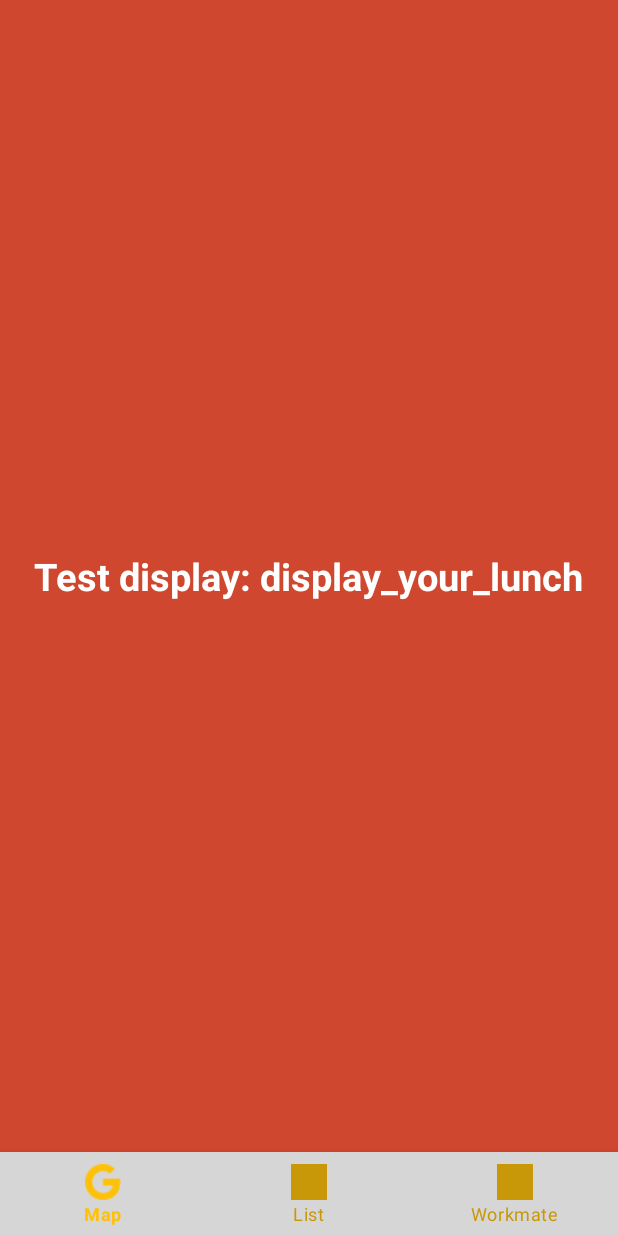
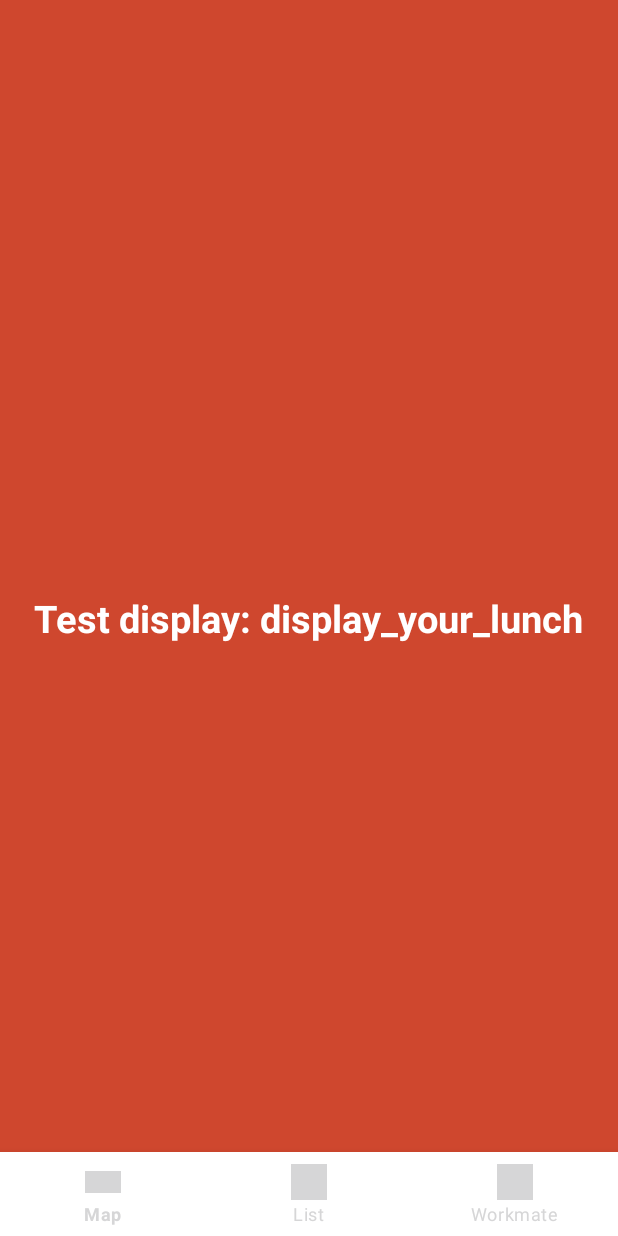
Before and after one commit to Calinnor/Go4LunchHome, an Android app: the screen it shows after launch once a user with an empty profile is signed in (MainActivity), in the side drawer, after a tap on "Settings", on a phone screen of 412 x 824 dp. Run offline under Robolectric (Android 15) with nearby library versions, the phone set to English and light mode, and no system bars; our stand-ins replace ButterKnife, Firebase (no records; nobody signed in at launch, a user with empty details on screens opened directly); libraries missing offline, so code that uses them is left out: com.firebase.ui.

Commit message:
Add BottomNavigation drawer

```diff
--- a/app/build.gradle
+++ b/app/build.gradle
@@ -34,6 +34,7 @@ dependencies {
     implementation 'com.google.android.material:material:1.2.1'
     implementation 'androidx.constraintlayout:constraintlayout:2.0.4'
     implementation 'androidx.legacy:legacy-support-v4:1.0.0'
+    implementation 'androidx.drawerlayout:drawerlayout:1.0.0'
     testImplementation 'junit:junit:4.+'
     androidTestImplementation 'androidx.test.ext:junit:1.1.2'
     androidTestImplementation 'androidx.test.espresso:espresso-core:3.3.0'
--- a/app/src/main/java/com/cirederf/go4lunch/Controllers/Activities/MainActivity.java
+++ b/app/src/main/java/com/cirederf/go4lunch/Controllers/Activities/MainActivity.java
@@ -7,10 +7,7 @@ import androidx.appcompat.app.AlertDialog;
 import androidx.core.view.GravityCompat;
 import androidx.drawerlayout.widget.DrawerLayout;
 
-import android.app.Activity;
 import android.content.DialogInterface;
-import android.content.SharedPreferences;
-import android.content.res.Configuration;
 import android.text.TextUtils;
 import android.view.MenuItem;
 import android.view.View;
@@ -27,15 +24,14 @@ import com.cirederf.go4lunch.Controllers.Fragments.YourLunchFragment;
 import com.cirederf.go4lunch.R;
 import com.firebase.ui.auth.AuthUI;
 import com.google.android.gms.tasks.OnSuccessListener;
+import com.google.android.material.bottomnavigation.BottomNavigationView;
 import com.google.android.material.navigation.NavigationView;
 import com.google.firebase.auth.FirebaseAuth;
 import com.google.firebase.auth.FirebaseUser;
 
-import java.util.Locale;
-
 import butterknife.BindView;
 
-public class MainActivity extends BaseActivity implements NavigationView.OnNavigationItemSelectedListener {
+public class MainActivity extends BaseActivity implements NavigationView.OnNavigationItemSelectedListener{
 
       @BindView(R.id.activity_main_toolbar)
       Toolbar toolbar;
@@ -51,6 +47,11 @@ public class MainActivity extends BaseActivity implements NavigationView.OnNavig
     private static final int FRAGMENT_YOUR_LUNCH = 2;
     private static final int SIGN_OUT_TASK = 10;
 
+    @BindView(R.id.bottom_navigation)
+    BottomNavigationView mBottomNavigationView;
+    @BindView(R.id.content_name)
+    TextView tvContenName;
+
     @Override
     public int getActivityLayout() {
         return R.layout.activity_main;
@@ -59,108 +60,28 @@ public class MainActivity extends BaseActivity implements NavigationView.OnNavig
     @Override
     protected void onResume() {
         super.onResume();
+        this.configureBottomNavigationView();
         this.configureToolbar();
         this.configureNavigationDrawer();
         this.configureDrawerLayout();
-        this.showDefaultFragment();
+      //  this.showDefaultFragment();
         this.updateUi();
     }
 
-    // Actions
-    @Override
-    public boolean onNavigationItemSelected(@NonNull MenuItem item) {
-        int id = item.getItemId();
-        switch (id){
-            case R.id.activity_main_drawer_settings:
-                this.showItemMenuAction(FRAGMENT_SETTINGS);
-                break;
-            case R.id.activity_main_drawer_your_lunch:
-                this.showItemMenuAction(FRAGMENT_YOUR_LUNCH);
-                break;
-            case R.id.activity_main_drawer_logout:
-                this.showItemMenuAction(ITEM_MENU_LOGOUT);
-                break;
-            default:
-                break;
-        }
-        this.drawerLayout.closeDrawer(GravityCompat.START);
-        return true;
-    }
 
-    @Override
-    public void onBackPressed() {
-        if (this.drawerLayout.isDrawerOpen(GravityCompat.START)) {
-            this.drawerLayout.closeDrawer(GravityCompat.START);
-        } else {
-            super.onBackPressed();
-        }
-    }
+    /**
+     *  FIREBASE REQUESTS
+     *  GetInstance
+     *  Get data
+     *  Logout
+     *  UpdateUi
+     */
 
-    //configuration toolbar, drawerLayout and navigationDrawer
-    protected void configureToolbar(){
-        setSupportActionBar(toolbar);
-    }
-
-    private void configureDrawerLayout(){
-        ActionBarDrawerToggle toogle = new ActionBarDrawerToggle(this, drawerLayout, toolbar, R.string.navigation_drawer_open, R.string.navigation_drawer_close);
-        drawerLayout.addDrawerListener(toogle);
-        toogle.syncState();
-    }
-
-    private void configureNavigationDrawer(){
-        navigationView.setNavigationItemSelectedListener(this);
-    }
-
-    // Configure item menu views as fragments views and a first fragment view
-    private void startTransactionFragment(Fragment fragment) {
-        if (!fragment.isVisible()) {
-            getSupportFragmentManager().beginTransaction()
-                    .replace(R.id.activity_main_frame_layout, fragment).commit();
-        }
-    }
-
-    private void showYourLunchFragment(){
-        if (this.yourLunchFragment == null) this.yourLunchFragment = YourLunchFragment.newInstance();
-        this.startTransactionFragment(this.yourLunchFragment);
-    }
-
-    private void showItemMenuAction(int fragmentIdentifier){
-        switch (fragmentIdentifier){
-            case ITEM_MENU_LOGOUT:
-                this.onClickLogoutButton();
-                break;
-            case FRAGMENT_SETTINGS:
-                break;
-            case FRAGMENT_YOUR_LUNCH:
-                this.showYourLunchFragment();
-                break;
-            default:
-                break;
-        }
-    }
-
-    private void showDefaultFragment(){
-        Fragment visibleFragment = getSupportFragmentManager().findFragmentById(R.id.activity_main_frame_layout);
-        if (visibleFragment == null){
-            this.showItemMenuAction(FRAGMENT_YOUR_LUNCH);
-            this.navigationView.getMenu().getItem(0).setChecked(true);
-        }
-    }
-
+    //Get instance
     @Nullable
     protected FirebaseUser getCurrentUser(){ return FirebaseAuth.getInstance().getCurrentUser(); }
 
-    private void updateUi(){
-        NavigationView navigationView = findViewById(R.id.activity_main_nav_view);
-        View headerView = navigationView.getHeaderView(0);
-        TextView navUsername = headerView.findViewById(R.id.nav_header_username_txt);
-        TextView navUserMail = headerView.findViewById(R.id.nav_header_user_email_txt);
-        ImageView navUserPicture = headerView.findViewById(R.id.nav_header_user_picture);
-        this.updateUsername(navUsername);
-        this.updateUserMail(navUserMail);
-        this.updateUserPicture(navUserPicture);
-    }
-
+    //Get data
     private void updateUsername(TextView textViewUsernameToUpdate){
         String username = TextUtils.isEmpty(this.getCurrentUser().getDisplayName()) ? getString(R.string.info_no_username_found) : this.getCurrentUser().getDisplayName();
         textViewUsernameToUpdate.setText(username);
@@ -178,7 +99,7 @@ public class MainActivity extends BaseActivity implements NavigationView.OnNavig
                 .into(imageViewUserPictureToUpdate);
     }
 
-   //Logout actions :http request, close activity, show dialog to confirm option
+    //Logout
     private void signOutUserFromFirebase(){
         AuthUI.getInstance()
                 .signOut(this)
@@ -200,6 +121,27 @@ public class MainActivity extends BaseActivity implements NavigationView.OnNavig
         };
     }
 
+    //Update UI
+    private void updateUi(){
+        NavigationView navigationView = findViewById(R.id.activity_main_nav_view);
+        View headerView = navigationView.getHeaderView(0);
+        TextView navUsername = headerView.findViewById(R.id.nav_header_username_txt);
+        TextView navUserMail = headerView.findViewById(R.id.nav_header_user_email_txt);
+        ImageView navUserPicture = headerView.findViewById(R.id.nav_header_user_picture);
+        this.updateUsername(navUsername);
+        this.updateUserMail(navUserMail);
+        this.updateUserPicture(navUserPicture);
+    }
+
+
+    /**
+     * ACTIONS
+     * LogoutClick
+     * BottomNavigation
+     * DrawerNavigation
+     *
+     */
+    //Logout
     public void onClickLogoutButton() {
         new AlertDialog.Builder(this)
                 .setMessage(R.string.popup_message_confirmation_logout_account)
@@ -213,4 +155,102 @@ public class MainActivity extends BaseActivity implements NavigationView.OnNavig
                 .show();
     }
 
+    //BottomNavigation
+    private void configureBottomNavigationView() {
+        mBottomNavigationView.setOnNavigationItemSelectedListener(new BottomNavigationView.OnNavigationItemSelectedListener() {//new bottomnavigationview with setOn
+            @Override
+            public boolean onNavigationItemSelected(@NonNull MenuItem item) {
+                switch (item.getItemId()){
+                    case R.id.home:
+                        tvContenName.setText(R.string.bottom_navigation_menu_map);
+                        return true;
+                    case R.id.chat:
+                        tvContenName.setText(R.string.bottom_navigation_menu_list);
+                        return true;
+                    case R.id.profil:
+                        tvContenName.setText(R.string.bottom_navigation_menu_workmate);
+                        return true;
                 }
+                return false;
+            }
+        });
+    }
+
+    //DrawerNavigation
+    @Override
+    public boolean onNavigationItemSelected(@NonNull MenuItem item) {
+        int id = item.getItemId();
+        switch (id) {
+            case R.id.activity_main_drawer_settings:
+                this.showItemMenuAction(FRAGMENT_SETTINGS);
+                break;
+            case R.id.activity_main_drawer_your_lunch:
+                this.showItemMenuAction(FRAGMENT_YOUR_LUNCH);
+                break;
+            case R.id.activity_main_drawer_logout:
+                this.showItemMenuAction(ITEM_MENU_LOGOUT);
+                break;
+            default:
+                break;
+        }
+        this.drawerLayout.closeDrawer(GravityCompat.START);
+        return true;
+    }
+
+    private void showItemMenuAction(int fragmentIdentifier) {
+        switch (fragmentIdentifier) {
+            case ITEM_MENU_LOGOUT:
+                this.onClickLogoutButton();
+                break;
+            case FRAGMENT_SETTINGS:
+                break;
+            case FRAGMENT_YOUR_LUNCH:
+                this.showYourLunchFragment();
+                break;
+            default:
+                break;
+        }
+    }
+
+    @Override
+    public void onBackPressed() {
+        if (this.drawerLayout.isDrawerOpen(GravityCompat.START)) {
+            this.drawerLayout.closeDrawer(GravityCompat.START);
+        } else {
+            super.onBackPressed();
+        }
+    }
+
+    /**
+     * CONFIGURATION
+     */
+    protected void configureToolbar(){
+        setSupportActionBar(toolbar);
+    }
+
+    private void configureDrawerLayout(){
+        ActionBarDrawerToggle toogle = new ActionBarDrawerToggle(this, drawerLayout, toolbar, R.string.navigation_drawer_open, R.string.navigation_drawer_close);
+        drawerLayout.addDrawerListener(toogle);
+        toogle.syncState();
+    }
+
+    private void configureNavigationDrawer(){
+        navigationView.setNavigationItemSelectedListener(this);//with setNavigation
+    }
+    //TODO find the difference between set and setOnNavigation and try to merge the two method similare but not equals
+
+    // Configure item menu views as fragments views and a first fragment view
+    private void startTransactionFragment(Fragment fragment) {
+        if (!fragment.isVisible()) {
+            getSupportFragmentManager().beginTransaction()
+                    .replace(R.id.main_content, fragment).commit();
+        }
+    }
+
+    private void showYourLunchFragment(){
+        if (this.yourLunchFragment == null) this.yourLunchFragment = YourLunchFragment.newInstance();
+        this.startTransactionFragment(this.yourLunchFragment);
+    }
+
+
+}
--- /dev/null
+++ b/app/src/main/res/drawable-v24/bottomnavigation_color_state.xml
@@ -0,0 +1,11 @@
+<?xml version="1.0" encoding="utf-8"?>
+<selector xmlns:android="http://schemas.android.com/apk/res/android">
+    <item
+        android:state_checked="true"
+        android:color="@color/colorPrimary"
+        />
+    <item
+        android:state_checked="false"
+        android:color="@color/colorPrimaryDark"
+        />
+</selector>
--- a/app/src/main/res/layout/activity_main.xml
+++ b/app/src/main/res/layout/activity_main.xml
@@ -33,37 +33,117 @@
 
 <!--    </LinearLayout>-->
 
-    <RelativeLayout
+<!--    <RelativeLayout-->
+<!--        android:layout_width="match_parent"-->
+<!--        android:layout_height="match_parent">-->
+
+<!--        <androidx.appcompat.widget.Toolbar-->
+<!--            android:id="@+id/activity_main_toolbar"-->
+<!--            android:layout_width="match_parent"-->
+<!--            android:layout_height="?attr/actionBarSize"-->
+<!--            android:background="?attr/colorPrimary"-->
+<!--            app:theme="@style/ToolBarStyle"/>-->
+
+<!--        <FrameLayout-->
+<!--            xmlns:android="http://schemas.android.com/apk/res/android"-->
+<!--            android:id="@+id/activity_main_frame_layout"-->
+<!--            android:layout_width="match_parent"-->
+<!--            android:layout_height="match_parent"-->
+<!--            android:layout_above="@id/activity_main_bottom_navigation"/>-->
+
+<!--        <com.google.android.material.bottomnavigation.BottomNavigationView-->
+<!--            android:id="@+id/activity_main_bottom_navigation"-->
+<!--            android:layout_width="match_parent"-->
+<!--            android:layout_height="wrap_content"-->
+<!--            android:layout_gravity="bottom"-->
+<!--            android:background="@color/colorAccent"-->
+<!--            app:itemIconTint="@drawable/bottom_navigation_colors"-->
+<!--            app:itemTextColor="@drawable/bottom_navigation_colors"-->
+<!--            app:menu="@menu/bottom_navigation_menu"-->
+<!--            android:layout_alignParentBottom="true" />-->
+
+<!--    </RelativeLayout>-->
+
+
+<!--    <com.google.android.material.navigation.NavigationView-->
+<!--        android:id="@+id/activity_main_nav_view"-->
+<!--        android:layout_width="wrap_content"-->
+<!--        android:layout_height="match_parent"-->
+<!--        android:layout_gravity="start"-->
+<!--        android:background="@color/nav_view_color"-->
+<!--        android:fitsSystemWindows="true"-->
+<!--        app:itemIconTint="@color/white"-->
+<!--        app:itemTextColor="@color/white"-->
+<!--        app:headerLayout="@layout/activity_main_nav_header"-->
+<!--        app:menu="@menu/activity_main_menu_drawer"-->
+<!--        >-->
+
+<!--        <androidx.constraintlayout.widget.ConstraintLayout-->
+<!--            android:layout_width="match_parent"-->
+<!--            android:layout_height="match_parent">-->
+
+<!--            <ImageView-->
+<!--                android:layout_width="wrap_content"-->
+<!--                android:layout_height="wrap_content"-->
+<!--                android:contentDescription="@null"-->
+<!--                android:fitsSystemWindows="true"-->
+<!--                android:src="@drawable/cup_of_tea"-->
+<!--                app:layout_constraintBottom_toBottomOf="parent"-->
+<!--                app:layout_constraintDimensionRatio="1:1"-->
+<!--                app:layout_constraintEnd_toEndOf="parent"-->
+<!--                app:layout_constraintStart_toStartOf="parent" />-->
+<!--        </androidx.constraintlayout.widget.ConstraintLayout>-->
+
+
+<!--    </com.google.android.material.navigation.NavigationView>-->
+
+<androidx.constraintlayout.widget.ConstraintLayout
     android:layout_width="match_parent"
-        android:layout_height="match_parent">
+    android:layout_height="match_parent"
+    tools:context=".Controllers.Activities.MainActivity">
 
     <androidx.appcompat.widget.Toolbar
         android:id="@+id/activity_main_toolbar"
         android:layout_width="match_parent"
         android:layout_height="?attr/actionBarSize"
-            android:background="?attr/colorPrimary"
-            app:theme="@style/ToolBarStyle"/>
+        android:background="@color/google"
+        app:layout_constraintStart_toStartOf="parent"
+        app:layout_constraintTop_toTopOf="parent"
+        app:theme="@style/ToolBarStyle" />
 
     <FrameLayout
-            xmlns:android="http://schemas.android.com/apk/res/android"
-            android:id="@+id/activity_main_frame_layout"
+        android:id="@+id/main_content"
         android:layout_width="match_parent"
-            android:layout_height="match_parent"
-            android:layout_above="@id/activity_main_bottom_navigation"/>
+        app:layout_constraintLeft_toLeftOf="parent"
+        app:layout_constraintRight_toRightOf="parent"
+        app:layout_constraintBottom_toTopOf="@id/bottom_navigation"
+        app:layout_constraintTop_toTopOf="parent"
+        android:layout_height="match_parent">
+
+        <TextView
+            android:id="@+id/content_name"
+            android:text="@string/tv_str_content_map"
+            android:layout_gravity="center"
+            android:textSize="16sp"
+            android:layout_width="wrap_content"
+            android:layout_height="wrap_content" />
+    </FrameLayout>
 
     <com.google.android.material.bottomnavigation.BottomNavigationView
-            android:id="@+id/activity_main_bottom_navigation"
+        android:id="@+id/bottom_navigation"
         android:layout_width="match_parent"
         android:layout_height="wrap_content"
-            android:layout_gravity="bottom"
-            android:background="@color/colorAccent"
-            app:itemIconTint="@drawable/bottom_navigation_colors"
-            app:itemTextColor="@drawable/bottom_navigation_colors"
-            app:menu="@menu/bottom_navigation_menu"
-            android:layout_alignParentBottom="true" />
-
-    </RelativeLayout>
-
+        android:background="@android:color/white"
+        app:itemIconTint="@drawable/bottomnavigation_color_state"
+        app:itemTextColor="@drawable/bottomnavigation_color_state"
+        app:itemRippleColor="@color/colorPrimary"
+        app:menu="@menu/bottom_nav_view_menu"
+        app:layout_constraintBottom_toBottomOf="parent"
+        app:layout_constraintLeft_toLeftOf="parent"
+        app:layout_constraintRight_toRightOf="parent"
+        app:layout_constraintTop_toTopOf="parent"
+        app:layout_constraintVertical_bias="1.0" />
+</androidx.constraintlayout.widget.ConstraintLayout>
 
     <com.google.android.material.navigation.NavigationView
         android:id="@+id/activity_main_nav_view"
@@ -75,27 +155,7 @@
         app:itemIconTint="@color/white"
         app:itemTextColor="@color/white"
         app:headerLayout="@layout/activity_main_nav_header"
-        app:menu="@menu/activity_main_menu_drawer"
-        >
-
-        <androidx.constraintlayout.widget.ConstraintLayout
-            android:layout_width="match_parent"
-            android:layout_height="match_parent">
-
-            <ImageView
-                android:layout_width="wrap_content"
-                android:layout_height="wrap_content"
-                android:contentDescription="@null"
-                android:fitsSystemWindows="true"
-                android:src="@drawable/cup_of_tea"
-                app:layout_constraintBottom_toBottomOf="parent"
-                app:layout_constraintDimensionRatio="1:1"
-                app:layout_constraintEnd_toEndOf="parent"
-                app:layout_constraintStart_toStartOf="parent" />
-        </androidx.constraintlayout.widget.ConstraintLayout>
-
-
+        app:menu="@menu/activity_main_menu_drawer" >
     </com.google.android.material.navigation.NavigationView>
 
-
 </androidx.drawerlayout.widget.DrawerLayout>
--- /dev/null
+++ b/app/src/main/res/menu/bottom_nav_view_menu.xml
@@ -0,0 +1,18 @@
+<?xml version="1.0" encoding="utf-8"?>
+<menu xmlns:android="http://schemas.android.com/apk/res/android">
+    <item
+        android:id="@+id/home"
+        android:title="@string/bottom_navigation_menu_map"
+        android:icon="@drawable/logo_google"
+        />
+    <item
+        android:id="@+id/chat"
+        android:title="@string/bottom_navigation_menu_list"
+        android:icon="@drawable/facebook_logo"
+        />
+    <item
+        android:id="@+id/profil"
+        android:title="@string/bottom_navigation_menu_workmate"
+        android:icon="@drawable/twitter_logo"
+        />
+</menu>
--- a/app/src/main/res/values/strings.xml
+++ b/app/src/main/res/values/strings.xml
@@ -44,4 +44,5 @@
     <string name="bottom_navigation_menu_map">Map</string>
     <string name="bottom_navigation_menu_workmate">Workmate</string>
     <string name="bottom_navigation_menu_list">List</string>
+    <string name="tv_str_content_map" translatable="false">map ici</string>
 </resources>
```
Also changed, not shown: 2 other files. Lines whose indentation alone changed are shown as unchanged.
